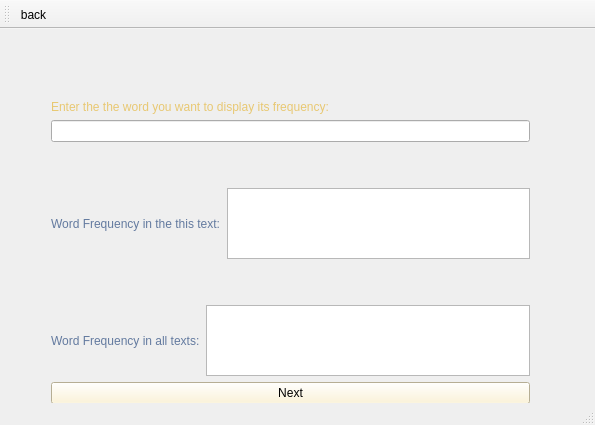
Rrr3rrr2004/Word-Frequency-Count, file SearchPage.ui: the form before one commit.
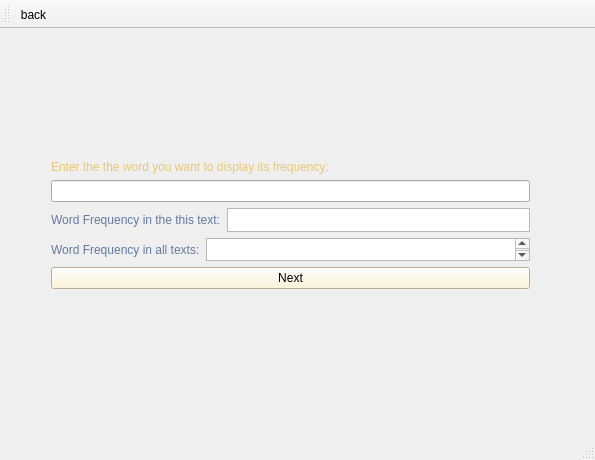
The form after the commit. Icons and pictures are not drawn.

What changed in the file:
```diff
--- a/SearchPage.ui
+++ b/SearchPage.ui
@@ -7,7 +7,7 @@
     <x>0</x>
     <y>0</y>
     <width>595</width>
-    <height>425</height>
+    <height>460</height>
    </rect>
   </property>
   <property name="windowTitle">
@@ -18,12 +18,47 @@
     <property name="geometry">
      <rect>
       <x>40</x>
-      <y>60</y>
+      <y>120</y>
       <width>501</width>
-      <height>326</height>
+      <height>151</height>
      </rect>
     </property>
     <layout class="QGridLayout" name="gridLayout">
+     <item row="4" column="0">
+      <widget class="QPushButton" name="next">
+       <property name="sizePolicy">
+        <sizepolicy hsizetype="Minimum" vsizetype="Preferred">
+         <horstretch>0</horstretch>
+         <verstretch>0</verstretch>
+        </sizepolicy>
+       </property>
+       <property name="styleSheet">
+        <string notr="true">background-color: rgb(255, 243, 207);
+font: 700 10pt &quot;Times New Roman&quot;;</string>
+       </property>
+       <property name="text">
+        <string>Next</string>
+       </property>
+      </widget>
+     </item>
+     <item row="2" column="0">
+      <layout class="QHBoxLayout" name="horizontalLayout">
+       <item>
+        <widget class="QLabel" name="label_2">
+         <property name="styleSheet">
+          <string notr="true">font: 700 12pt &quot;Times New Roman&quot;;
+color: rgb(99, 122, 159);</string>
+         </property>
+         <property name="text">
+          <string>Word Frequency in the this text:</string>
+         </property>
+        </widget>
+       </item>
+       <item>
+        <widget class="QTextEdit" name="wordFreqLocal"/>
+       </item>
+      </layout>
+     </item>
      <item row="0" column="0">
       <widget class="QLabel" name="subTitle1">
        <property name="styleSheet">
@@ -35,17 +70,7 @@
        </property>
       </widget>
      </item>
-     <item row="1" column="0">
-      <widget class="QLineEdit" name="searchLine">
-       <property name="sizePolicy">
-        <sizepolicy hsizetype="Expanding" vsizetype="Preferred">
-         <horstretch>0</horstretch>
-         <verstretch>0</verstretch>
-        </sizepolicy>
-       </property>
-      </widget>
-     </item>
-     <item row="5" column="0">
+     <item row="3" column="0">
       <layout class="QHBoxLayout" name="horizontalLayout_2">
        <item>
         <widget class="QLabel" name="label_3">
@@ -63,73 +88,16 @@
        </item>
       </layout>
      </item>
-     <item row="3" column="0">
-      <layout class="QHBoxLayout" name="horizontalLayout">
-       <item>
-        <widget class="QLabel" name="label_2">
-         <property name="styleSheet">
-          <string notr="true">font: 700 12pt &quot;Times New Roman&quot;;
-color: rgb(99, 122, 159);</string>
-         </property>
-         <property name="text">
-          <string>Word Frequency in the this text:</string>
-         </property>
-        </widget>
-       </item>
-       <item>
-        <widget class="QTextEdit" name="wordFreqLocal"/>
-       </item>
-      </layout>
-     </item>
-     <item row="4" column="0">
-      <spacer name="verticalSpacer">
-       <property name="orientation">
-        <enum>Qt::Orientation::Vertical</enum>
-       </property>
-       <property name="sizeType">
-        <enum>QSizePolicy::Policy::Minimum</enum>
-       </property>
-       <property name="sizeHint" stdset="0">
-        <size>
-         <width>20</width>
-         <height>40</height>
-        </size>
-       </property>
-      </spacer>
-     </item>
-     <item row="6" column="0">
-      <widget class="QPushButton" name="next">
+     <item row="1" column="0">
+      <widget class="QLineEdit" name="searchLine">
        <property name="sizePolicy">
-        <sizepolicy hsizetype="Minimum" vsizetype="Preferred">
+        <sizepolicy hsizetype="Expanding" vsizetype="Preferred">
          <horstretch>0</horstretch>
          <verstretch>0</verstretch>
         </sizepolicy>
        </property>
-       <property name="styleSheet">
-        <string notr="true">background-color: rgb(255, 243, 207);
-font: 700 10pt &quot;Times New Roman&quot;;</string>
-       </property>
-       <property name="text">
-        <string>Next</string>
-       </property>
       </widget>
      </item>
-     <item row="2" column="0">
-      <spacer name="verticalSpacer_2">
-       <property name="orientation">
-        <enum>Qt::Orientation::Vertical</enum>
-       </property>
-       <property name="sizeType">
-        <enum>QSizePolicy::Policy::Minimum</enum>
-       </property>
-       <property name="sizeHint" stdset="0">
-        <size>
-         <width>20</width>
-         <height>40</height>
-        </size>
-       </property>
-      </spacer>
-     </item>
     </layout>
    </widget>
   </widget>
```
